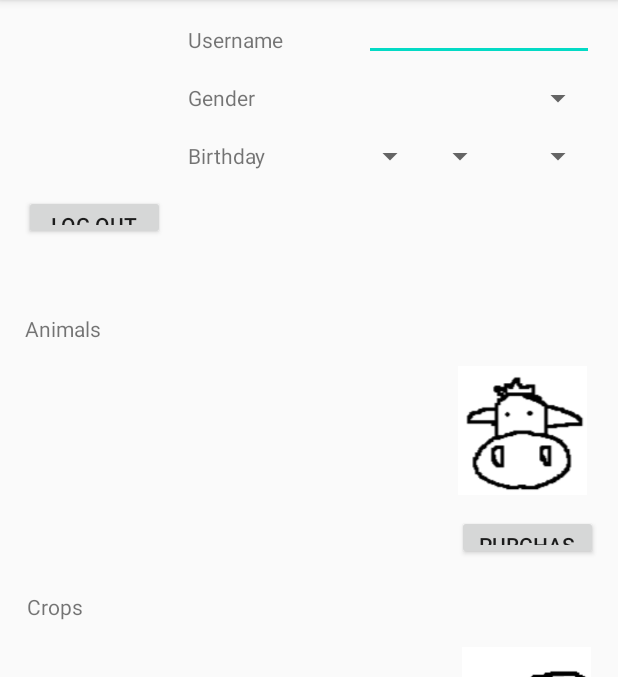
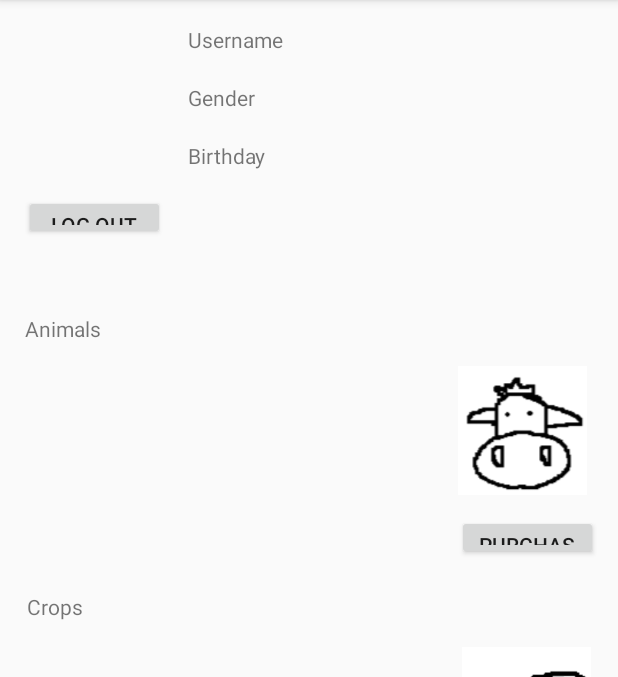
Before and after one commit to ysasgon/StardApp, an Android app: the ProfileActivity screen opened directly, with no data from a screen before it, on a phone screen of 412 x 824 dp, the part 84-761 px from its top. Run offline under Robolectric (Android 15) with nearby library versions, the phone set to English and light mode, and no system bars.

Commit message:
Little ProfileActivity modifications

```diff
--- a/app/src/main/java/com/example/stardapp/ProfileActivity.java
+++ b/app/src/main/java/com/example/stardapp/ProfileActivity.java
@@ -2,6 +2,7 @@ package com.example.stardapp;
 
 import androidx.appcompat.app.AppCompatActivity;
 
+import android.content.Intent;
 import android.database.sqlite.SQLiteDatabase;
 import android.os.Bundle;
 import android.view.View;
@@ -13,33 +14,37 @@ import android.widget.Spinner;
 import android.widget.TextView;
 
 public class ProfileActivity extends AppCompatActivity {
-    private TextView usernameTextView, genderTextView, birthdayTextView, animalTextView, cropTextView, fishTextView;
+    private static final Integer PURCHASE_ANIMAL=1;
+    private static final Integer PURCHASE_CROP=2;
+    private static final Integer PURCHASE_FISH=3;
+
+    private TextView usernameTextView, genderTextView, birthdayTextView, animalTextView, cropTextView, fishTextView, usernameText, genderText, birthdayText;
     private ImageView profileIcon, animalImageView, cropImageView, fishImageView;
     private Button logOutButton, purchaseAnimalButton, purchaseCropButton, purchaseFishButton;
-    private Spinner genderSpinner, birthdayYearSpinner, birthdayMonthSpinner, birthdayDaySpinner;
     private ListView animalListView, cropListView, fishListView;
-    private EditText usernameEditText;
-    private SQLiteDatabase db;
+
+    private DAO db;
 
 
     @Override
     protected void onCreate(Bundle savedInstanceState) {
         super.onCreate(savedInstanceState);
         setContentView(R.layout.activity_profile);
+        Bundle bundleProfile=getIntent().getExtras();
 
         usernameTextView = (TextView) findViewById(R.id.usernameTextView);
-        usernameEditText = (EditText) findViewById(R.id.usernameEditText);
+        usernameText = (TextView) findViewById(R.id.usernameText);
         genderTextView = (TextView) findViewById(R.id.genderTextView);
-        genderSpinner = (Spinner) findViewById(R.id.genderSpinner);
+        genderText = (TextView) findViewById(R.id.genderText);
         birthdayTextView = (TextView) findViewById(R.id.birthdayTextView);
-        birthdayDaySpinner = (Spinner) findViewById(R.id.birthdayDaySpinner);
-        birthdayMonthSpinner = (Spinner) findViewById(R.id.birthdayMonthSpinner);
-        birthdayYearSpinner = (Spinner) findViewById(R.id.birthdayYearSpinner);
+        birthdayText = (TextView) findViewById(R.id.birthdayText);
         logOutButton = (Button) findViewById(R.id.logOutButton);
         logOutButton.setOnClickListener(new View.OnClickListener() {
             @Override
             public void onClick(View v) {
-
+                Intent intentSignIn = new Intent();
+                setResult(RESULT_OK,intentSignIn);
+                finish();
             }
         });
 
@@ -50,6 +55,7 @@ public class ProfileActivity extends AppCompatActivity {
         purchaseAnimalButton.setOnClickListener(new View.OnClickListener() {
             @Override
             public void onClick(View v) {
+                Intent intentAnimalPurchase = new Intent();
 
             }
         });
@@ -61,7 +67,7 @@ public class ProfileActivity extends AppCompatActivity {
         purchaseCropButton.setOnClickListener(new View.OnClickListener() {
             @Override
             public void onClick(View v) {
-
+                Intent intentCropPurchase = new Intent();
             }
         });
 
@@ -72,7 +78,7 @@ public class ProfileActivity extends AppCompatActivity {
         purchaseFishButton.setOnClickListener(new View.OnClickListener() {
             @Override
             public void onClick(View v) {
-
+                Intent intentFishPurchase = new Intent();
             }
         });
 
@@ -80,5 +86,6 @@ public class ProfileActivity extends AppCompatActivity {
     }
 
     private void fillLists() {
+
     }
 }
--- a/app/src/main/res/layout/activity_profile.xml
+++ b/app/src/main/res/layout/activity_profile.xml
@@ -66,8 +66,8 @@
         app:layout_constraintTop_toTopOf="parent"
         app:layout_constraintVertical_bias="0.176" />
 
-    <Spinner
-        android:id="@+id/genderSpinner"
+    <TextView
+        android:id="@+id/genderText"
         android:layout_width="153dp"
         android:layout_height="20dp"
         app:layout_constraintBottom_toBottomOf="parent"
@@ -77,45 +77,21 @@
         app:layout_constraintTop_toTopOf="parent"
         app:layout_constraintVertical_bias="0.074" />
 
-    <Spinner
-        android:id="@+id/birthdayYearSpinner"
-        android:layout_width="59dp"
+    <TextView
+        android:id="@+id/birthdayText"
+        android:layout_width="153dp"
         android:layout_height="20dp"
         app:layout_constraintBottom_toBottomOf="parent"
-        app:layout_constraintHorizontal_bias="0.954"
+        app:layout_constraintHorizontal_bias="0.937"
         app:layout_constraintLeft_toLeftOf="parent"
         app:layout_constraintRight_toRightOf="parent"
         app:layout_constraintTop_toTopOf="parent"
         app:layout_constraintVertical_bias="0.126" />
 
-    <Spinner
-        android:id="@+id/birthdayMonthSpinner"
-        android:layout_width="41dp"
-        android:layout_height="20dp"
-        app:layout_constraintBottom_toBottomOf="parent"
-        app:layout_constraintHorizontal_bias="0.78"
-        app:layout_constraintLeft_toLeftOf="parent"
-        app:layout_constraintRight_toRightOf="parent"
-        app:layout_constraintTop_toTopOf="parent"
-        app:layout_constraintVertical_bias="0.126" />
-
-    <Spinner
-        android:id="@+id/birthdayDaySpinner"
-        android:layout_width="41dp"
-        android:layout_height="20dp"
-        app:layout_constraintBottom_toBottomOf="parent"
-        app:layout_constraintHorizontal_bias="0.654"
-        app:layout_constraintLeft_toLeftOf="parent"
-        app:layout_constraintRight_toRightOf="parent"
-        app:layout_constraintTop_toTopOf="parent"
-        app:layout_constraintVertical_bias="0.126" />
-
-    <EditText
-        android:id="@+id/usernameEditText"
+    <TextView
+        android:id="@+id/usernameText"
         android:layout_width="153dp"
         android:layout_height="24dp"
-        android:ems="10"
-        android:inputType="textPersonName"
         app:layout_constraintBottom_toBottomOf="parent"
         app:layout_constraintHorizontal_bias="0.937"
         app:layout_constraintLeft_toLeftOf="parent"
```
